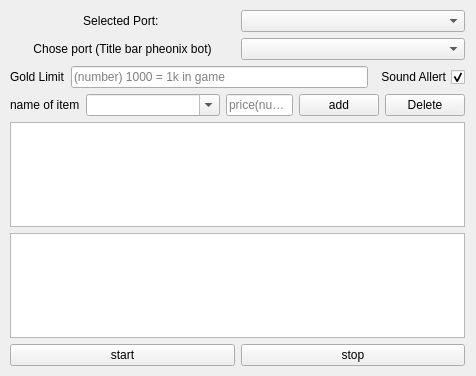
Old version of the form untitled.ui in the repository JakubZapadka/autoBuy.
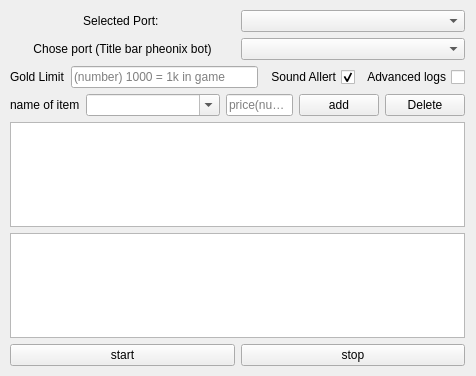
New version of the form. Icons and pictures are not drawn.

```diff
--- a/untitled.ui
+++ b/untitled.ui
@@ -120,6 +120,16 @@
         </property>
        </widget>
       </item>
+      <item>
+       <widget class="QCheckBox" name="advancedLogsBox">
+        <property name="layoutDirection">
+         <enum>Qt::RightToLeft</enum>
+        </property>
+        <property name="text">
+         <string>Advanced logs</string>
+        </property>
+       </widget>
+      </item>
      </layout>
     </item>
     <item>
```
Left out of the diff: 6 changed lines with no effect on the pictures.
